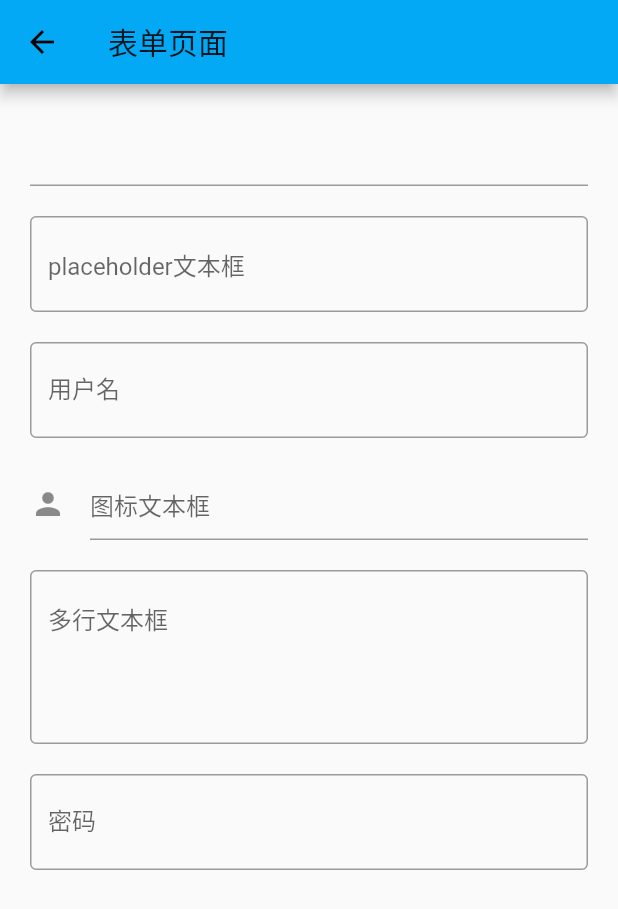
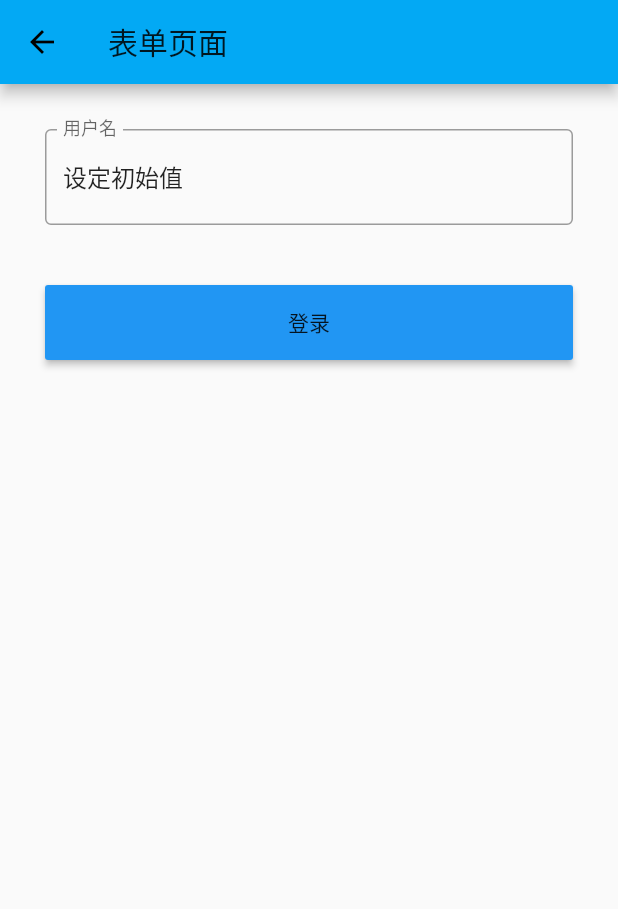
Before and after one commit to zzzplus/flutterDemo1, a Flutter app: the screen it shows after launch, on a phone screen of 412 x 824 dp. Shown: the top 909 px of the screen. Run offline on Flutter 3.47's test engine with Material 2 defaults, Android fonts, the phone set to English and light mode, and no system bars.

Commit message:
feature：TextEditingController 设定初始值

```diff
--- a/lib/pages/TextFile.dart
+++ b/lib/pages/TextFile.dart
@@ -8,6 +8,14 @@ class TextFilePage extends StatefulWidget {
 }
 
 class _TextFilePageState extends State<TextFilePage> {
+  var _username = new TextEditingController();
+
+  @override
+  void initState() {
+    super.initState();
+    this._username.text = '设定初始值';
+  }
+
   @override
   Widget build(BuildContext context) {
     return Scaffold(
@@ -16,18 +24,56 @@ class _TextFilePageState extends State<TextFilePage> {
       ),
       body: Padding(
         padding: EdgeInsets.all(20),
+        // child: TextFileDemo(),
+        child: Padding(
+          padding: EdgeInsets.all(10),
           child: Column(
             children: <Widget>[
-            TextFormField(),
+              TextField(
+                controller: this._username,
+                decoration: InputDecoration(
+                  border: OutlineInputBorder(),
+                  hintText: '请输入用户名',
+                  labelText: '用户名',
+                ),
+              ),
+              SizedBox(height: 40),
+              Container(
+                width: double.maxFinite,
+                height: 50,
+                child: RaisedButton(
+                  child: Text('登录'),
+                  color: Colors.blue,
+                  onPressed: () {
+                    print(this._username.text);
+                  },
+                ),
+              ),
+            ],
+          ),
+        ),
+      ),
+    );
+  }
+}
+
+class TextFileDemo extends StatelessWidget {
+  const TextFileDemo({Key key}) : super(key: key);
+
+  @override
+  Widget build(BuildContext context) {
+    return Column(
+      children: <Widget>[
+        TextField(),
         SizedBox(height: 20),
-            TextFormField(
+        TextField(
           decoration: InputDecoration(
             hintText: 'placeholder文本框',
             border: OutlineInputBorder(),
           ),
         ),
         SizedBox(height: 20),
-            TextFormField(
+        TextField(
           decoration: InputDecoration(
             labelText: '用户名',
             hintText: 'label文本框',
@@ -35,14 +81,14 @@ class _TextFilePageState extends State<TextFilePage> {
           ),
         ),
         SizedBox(height: 20),
-            TextFormField(
+        TextField(
           decoration: InputDecoration(
             icon: Icon(Icons.person),
             hintText: '图标文本框',
           ),
         ),
         SizedBox(height: 20),
-            TextFormField(
+        TextField(
           maxLines: 4,
           decoration: InputDecoration(
             hintText: '多行文本框',
@@ -50,7 +96,7 @@ class _TextFilePageState extends State<TextFilePage> {
           ),
         ),
         SizedBox(height: 20),
-            TextFormField(
+        TextField(
           obscureText: true,
           decoration: InputDecoration(
             hintText: '请输入密码',
@@ -59,8 +105,6 @@ class _TextFilePageState extends State<TextFilePage> {
           ),
         ),
       ],
-        ),
-      ),
     );
   }
 }
```
Lines whose indentation alone changed are shown as unchanged.
